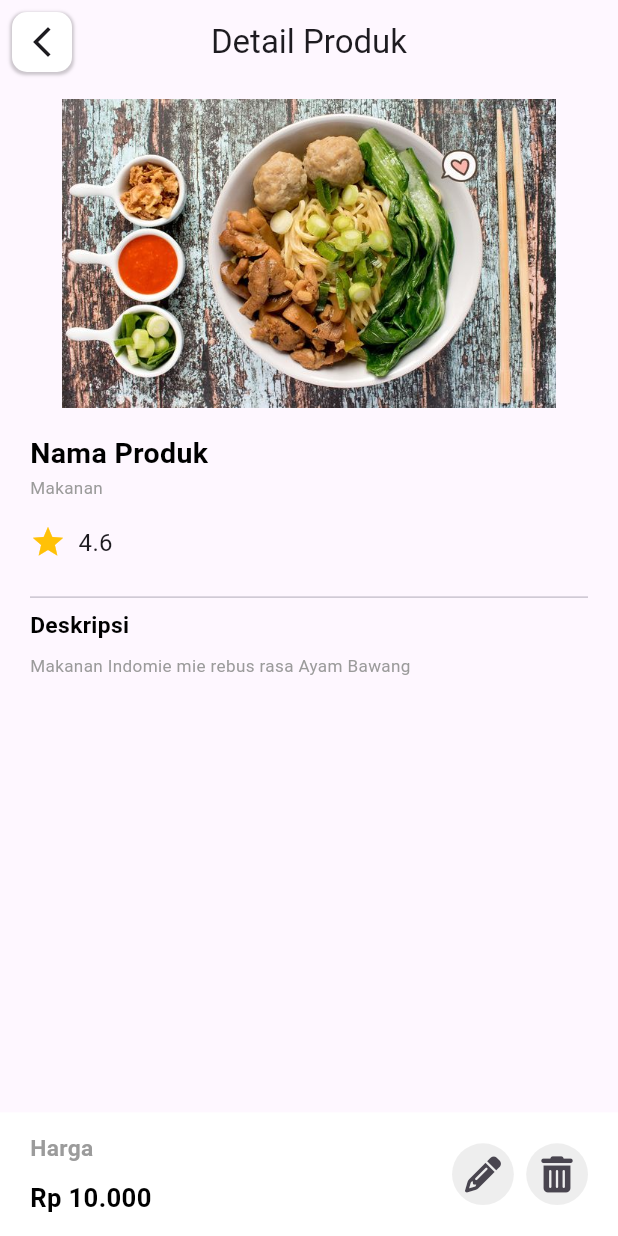
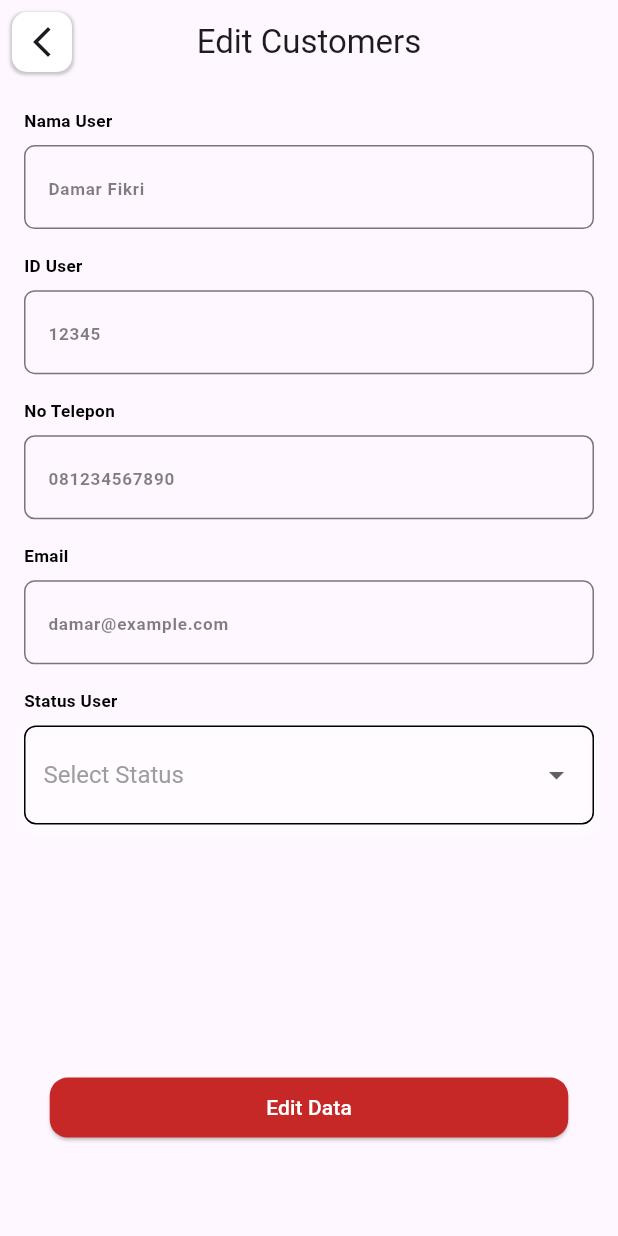
Before and after one commit to Shade2012/warmindo_admin_ui, a Flutter app: the screen it shows after launch, on a phone screen of 412 x 824 dp. Run offline on Flutter 3.47's test engine with Material 3 defaults, Android fonts, the phone set to English and light mode, and no system bars; our stand-ins replace flutter_svg, font_awesome_flutter, get, google_fonts, syncfusion_flutter_charts; Roboto replaces fonts that are missing (Oxygen).

Commit message:
style: [AF] add style edit-customers-page

```diff
--- /dev/null
+++ b/lib/pages/edit_customers_page/binding/edit_customers_binding.dart
@@ -0,0 +1,10 @@
+
+import 'package:get/get.dart';
+import 'package:warmindo_admin_ui/pages/edit_customers_page/controller/edit_customers_controller.dart';
+
+class EditCustomersBinding extends Bindings {
+  @override
+  void dependencies() {
+    Get.lazyPut<EditCustomersController>(() => EditCustomersController());
+  }
+}
--- /dev/null
+++ b/lib/pages/edit_customers_page/controller/edit_customers_controller.dart
@@ -0,0 +1,5 @@
+import 'package:get/get.dart';
+
+class EditCustomersController extends GetxController{
+
+}
--- /dev/null
+++ b/lib/pages/edit_customers_page/view/edit_customers_page.dart
@@ -0,0 +1,123 @@
+import 'package:flutter/material.dart';
+import 'package:get/get.dart';
+import 'package:warmindo_admin_ui/pages/widget/custom_dropdown.dart';
+import 'package:warmindo_admin_ui/pages/widget/textfield.dart';
+import 'package:warmindo_admin_ui/utils/themes/color_themes.dart';
+import 'package:warmindo_admin_ui/utils/themes/textstyle_themes.dart';
+
+class EditCustomersPage extends StatelessWidget {
+  final TextEditingController ctrNameUser = TextEditingController();
+  final TextEditingController ctrEmailUser = TextEditingController();
+  final TextEditingController ctrPhoneUser = TextEditingController();
+  final TextEditingController ctrIdUser = TextEditingController();
+  final selectedStatus = RxString('');
+
+  EditCustomersPage({Key? key}) : super(key: key);
+
+  @override
+  Widget build(BuildContext context) {
+    final screenHeight = MediaQuery.of(context).size.height;
+    final screenWidth = MediaQuery.of(context).size.width;
+
+    return Scaffold(
+      appBar: AppBar(
+        leading: Padding(
+          padding: const EdgeInsets.all(8.0),
+          child: Container(
+            width: 32,
+            height: 32,
+            decoration: BoxDecoration(
+              color: Colors.white,
+              shape: BoxShape.rectangle,
+              borderRadius: BorderRadius.circular(10),
+              boxShadow: [
+                BoxShadow(
+                  color: Colors.black.withOpacity(0.2),
+                  spreadRadius: 1,
+                  blurRadius: 1,
+                  offset: Offset(0, 1),
+                ),
+              ],
+            ),
+            child: IconButton(
+              icon: Icon(Icons.arrow_back_ios_new),
+              onPressed: () {
+                Get.back();
+              },
+            ),
+          ),
+        ),
+        title: Text('Edit Customers'),
+        centerTitle: true,
+      ),
+      body: SingleChildScrollView(
+        child: Padding(
+          padding: const EdgeInsets.symmetric(horizontal: 16),
+          child: Column(
+            crossAxisAlignment: CrossAxisAlignment.start,
+            children: [
+              SizedBox(height: screenHeight * 0.02),
+              Text("Nama User", style: titleAddProductTextStyle),
+              SizedBox(height: screenHeight * 0.01),
+              CustomTextField(
+                controller: ctrNameUser,
+                hintText: "Damar Fikri",
+              ),
+              SizedBox(height: screenHeight * 0.02),
+              Text("ID User", style: titleAddProductTextStyle),
+              SizedBox(height: screenHeight * 0.01),
+              CustomTextField(
+                controller: ctrIdUser,
+                hintText: "12345",
+              ),
+              SizedBox(height: screenHeight * 0.02),
+              Text("No Telepon", style: titleAddProductTextStyle),
+              SizedBox(height: screenHeight * 0.01),
+              CustomTextField(
+                controller: ctrPhoneUser,
+                hintText: "081234567890",
+              ),
+              SizedBox(height: screenHeight * 0.02),
+              Text("Email", style: titleAddProductTextStyle),
+              SizedBox(height: screenHeight * 0.01),
+              CustomTextField(
+                controller: ctrEmailUser,
+                hintText: "damar@example.com",
+              ),
+              SizedBox(height: screenHeight * 0.02),
+              Text("Status User", style: titleAddProductTextStyle),
+              SizedBox(height: screenHeight * 0.01),
+              Obx(() => CustomDropdown(
+                    items: ['Telah Terveritifikasi', 'Belum Terveritifikasi'],
+                    value: selectedStatus.value.isNotEmpty
+                        ? selectedStatus.value
+                        : null,
+                    onChanged: (String? value) {
+                      selectedStatus.value = value ?? '';
+                    },
+                    dropdownType: DropdownType.Status,
+                  )),
+              SizedBox(height: screenHeight * 0.20),
+              Center(
+                child: ElevatedButton(
+                  onPressed: () {
+                    // Lakukan penanganan input disini
+                  },
+                  child: Text('Edit Data'),
+                  style: ElevatedButton.styleFrom(
+                    backgroundColor: ColorResources.primaryColor,
+                    foregroundColor: Colors.white,
+                    shape: RoundedRectangleBorder(
+                      borderRadius: BorderRadius.circular(12),
+                    ),
+                    padding: EdgeInsets.symmetric(horizontal: screenWidth * 0.35),
+                  ),
+                ),
+              ),
+            ],
+          ),
+        ),
+      ),
+    );
+  }
+}
--- a/lib/pages/verify_page/binding/verify_binding.dart
+++ /dev/null
@@ -1,9 +0,0 @@
-import 'package:get/get.dart';
-import 'package:warmindo_admin_ui/pages/verify_page/controller/verify_controller.dart';
-
-class VerifyBinding extends Bindings {
-  @override
-  void dependencies() {
-    Get.lazyPut<VerifyController>(() => VerifyController());
-  }
-}
--- a/lib/pages/verify_page/controller/verify_controller.dart
+++ /dev/null
@@ -1,5 +0,0 @@
-import 'package:get/get.dart';
-
-class VerifyController extends GetxController {
-
-}
--- a/lib/pages/verify_page/view/verify_page.dart
+++ /dev/null
@@ -1,14 +0,0 @@
-import 'package:flutter/material.dart';
-
-class VerifyPage extends StatelessWidget {
-  const VerifyPage({super.key});
-
-  @override
-  Widget build(BuildContext context) {
-    return const Scaffold(
-      body: Center(
-        child: Text('Verify Page'),
-      ),
-    );
-  }
-}
--- a/lib/routes/AppPages.dart
+++ b/lib/routes/AppPages.dart
@@ -3,10 +3,14 @@ import 'package:warmindo_admin_ui/pages/add_product_page/binding/add_product_bin
 import 'package:warmindo_admin_ui/pages/add_product_page/view/add_product_page.dart';
 import 'package:warmindo_admin_ui/pages/change_pass_page/binding/changepass_binding.dart';
 import 'package:warmindo_admin_ui/pages/change_pass_page/view/changepass_page.dart';
+import 'package:warmindo_admin_ui/pages/customers_page/binding/customers_binding.dart';
+import 'package:warmindo_admin_ui/pages/customers_page/view/customers_page.dart';
 import 'package:warmindo_admin_ui/pages/detail_order_page/binding/detail_order_binding.dart';
 import 'package:warmindo_admin_ui/pages/detail_order_page/view/detail_order_page.dart';
 import 'package:warmindo_admin_ui/pages/detail_product_page/binding/detailproduct_binding.dart';
 import 'package:warmindo_admin_ui/pages/detail_product_page/view/detailproduct_page.dart';
+import 'package:warmindo_admin_ui/pages/edit_customers_page/binding/edit_customers_binding.dart';
+import 'package:warmindo_admin_ui/pages/edit_customers_page/view/edit_customers_page.dart';
 import 'package:warmindo_admin_ui/pages/edit_product_page/binding/edit_product_binding.dart';
 import 'package:warmindo_admin_ui/pages/edit_product_page/view/edit_product_page.dart';
 import 'package:warmindo_admin_ui/pages/edit_profile_page/binding/edit_profile_binding.dart';
@@ -30,8 +34,6 @@ import 'package:warmindo_admin_ui/pages/shop_page/binding/shop_binding.dart';
 import 'package:warmindo_admin_ui/pages/shop_page/view/shop_page.dart';
 import 'package:warmindo_admin_ui/pages/splash_page/binding/splash_binding.dart';
 import 'package:warmindo_admin_ui/pages/splash_page/view/splash_page.dart';
-import 'package:warmindo_admin_ui/pages/verify_page/binding/verify_binding.dart';
-import 'package:warmindo_admin_ui/pages/verify_page/view/verify_page.dart';
 import 'package:warmindo_admin_ui/pages/voucher_page/binding/voucher_binding.dart';
 import 'package:warmindo_admin_ui/pages/voucher_page/view/voucher_page.dart';
 part 'AppRoutes.dart';
@@ -39,7 +41,7 @@ part 'AppRoutes.dart';
 class AppPages {
   AppPages._();
 
-  static const INITIAL = Routes.DETAIL_PRODUCT_PAGE;
+  static const INITIAL = Routes.EDIT_CUSTOMERS_PAGE;
 
   static final routes = [
     GetPage(
@@ -49,7 +51,7 @@ class AppPages {
           HomePageBinding(),
           ProductBinding(),
           OrderBinding(),
-          ShopBinding(),
+          CustomersBinding(),
           SettingsBinding()
         ],
         transition: Transition.fadeIn,
@@ -109,12 +111,6 @@ class AppPages {
         transition: Transition.fadeIn,
         transitionDuration: const Duration(milliseconds: 500)),
     GetPage(
-        name: _Paths.VERIFY_PAGE,
-        page: () => VerifyPage(),
-        binding: VerifyBinding(),
-        transition: Transition.fadeIn,
-        transitionDuration: const Duration(milliseconds: 500)),
-    GetPage(
         name: _Paths.VOUCHER_PAGE,
         page: () => VoucherPage(),
         binding: VoucherBinding(),
@@ -156,5 +152,17 @@ class AppPages {
         binding: EditProductBinding(),
         transition: Transition.fadeIn,
         transitionDuration: const Duration(milliseconds: 500)),
+    GetPage(
+        name: _Paths.EDIT_CUSTOMERS_PAGE,
+        page: () => EditCustomersPage(),
+        binding: EditCustomersBinding(),
+        transition: Transition.fadeIn,
+        transitionDuration: const Duration(milliseconds: 500)),
+    GetPage(
+      name: _Paths.CUSTOMERS_PAGE,
+      page: () => CustomersPage(),
+      binding: CustomersBinding(),
+      transition: Transition.fadeIn,
+      transitionDuration: const Duration(milliseconds: 500)),
   ];
 }
--- a/lib/routes/AppRoutes.dart
+++ b/lib/routes/AppRoutes.dart
@@ -21,6 +21,8 @@ abstract class Routes {
   static const VOUCHER_PAGE = _Paths.VOUCHER_PAGE;
   static const GENERAL_INFORMATION_PAGE = _Paths.GENERAL_INFORMATION_PAGE;
   static const DETAIL_SALES_PAGE = _Paths.DETAIL_SALES_PAGE;
+  static const EDIT_CUSTOMERS_PAGE = _Paths.EDIT_CUSTOMERS_PAGE;
+  static const CUSTOMERS_PAGE = _Paths.CUSTOMERS_PAGE;
 
 
 
@@ -46,5 +48,7 @@ abstract class _Paths {
   static const VOUCHER_PAGE = '/voucher-page';
   static const GENERAL_INFORMATION_PAGE = '/general-information-page';
   static const DETAIL_SALES_PAGE = '/detail-sales-page';
+  static const EDIT_CUSTOMERS_PAGE = '/edit-customers-page';
+  static const CUSTOMERS_PAGE = '/customers-page';
 
 }
```
